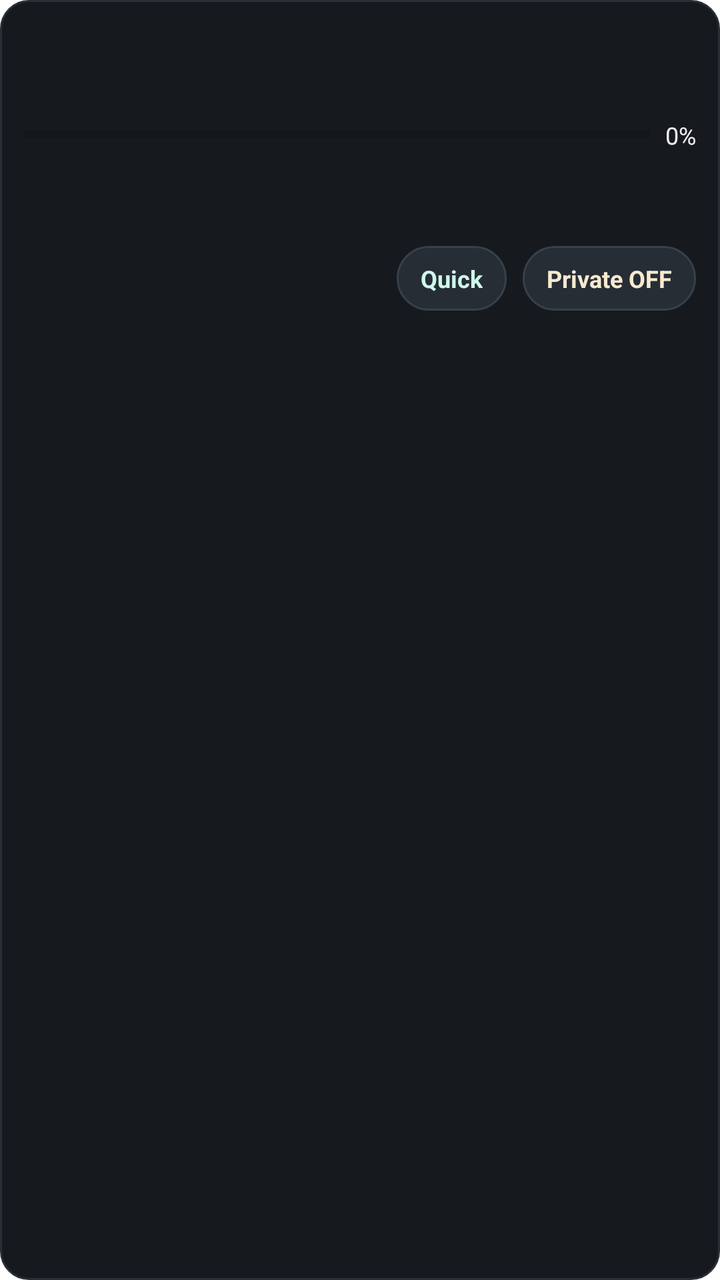
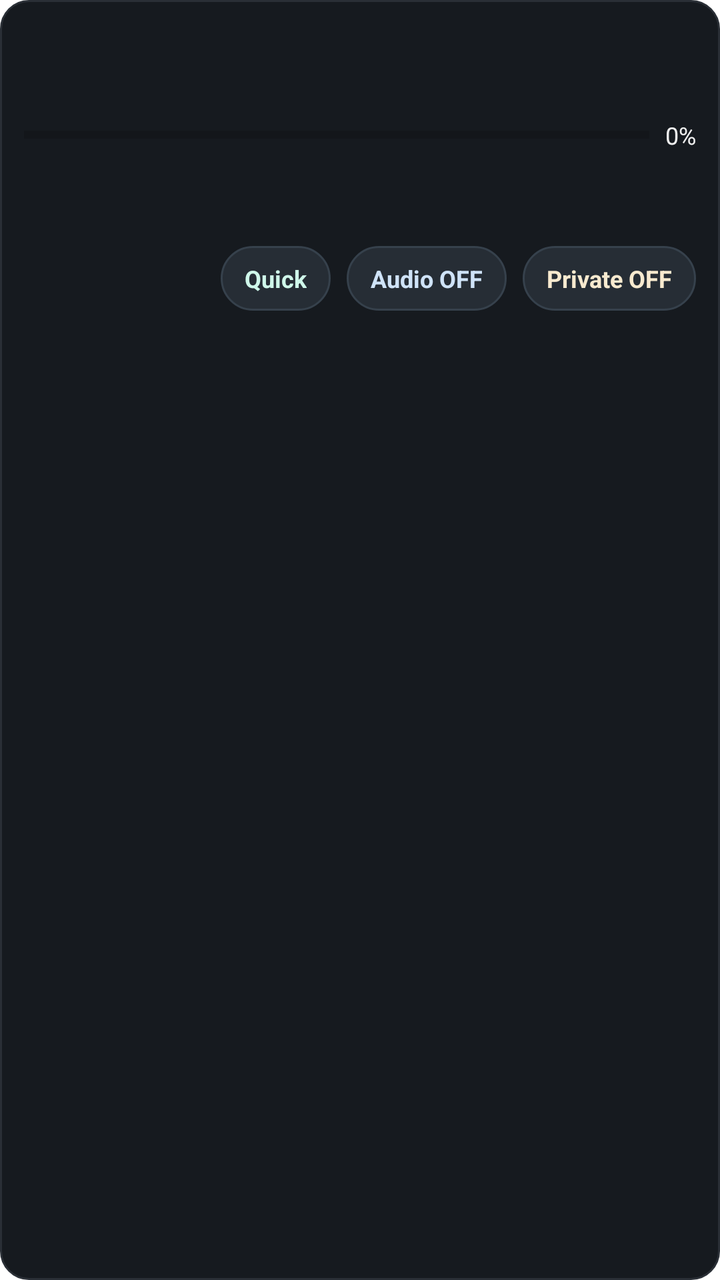

The first picture is an Android layout as it rendered before a commit; the second is the same layout after the commit. The layout source and the unified diff follow.
<!-- AndroidManifest.xml: fallback theme Theme.MaterialComponents.DayNight.NoActionBar -->
<!-- res/layout/local_downloader_notification_collapsed.xml -->
<?xml version="1.0" encoding="utf-8"?>
<LinearLayout xmlns:android="http://schemas.android.com/apk/res/android"
  android:id="@+id/notification_root"
  android:layout_width="match_parent"
  android:layout_height="wrap_content"
  android:orientation="vertical"
  android:padding="12dp"
  android:background="@drawable/local_downloader_notification_card">

  <TextView
    android:id="@+id/notification_title"
    android:layout_width="match_parent"
    android:layout_height="wrap_content"
    android:textColor="#F7F7F7"
    android:textSize="14sp"
    android:textStyle="bold"
    android:maxLines="1"
    android:ellipsize="end" />

  <TextView
    android:id="@+id/notification_subtitle"
    android:layout_width="match_parent"
    android:layout_height="wrap_content"
    android:layout_marginTop="4dp"
    android:textColor="#D5D5D5"
    android:textSize="12sp"
    android:maxLines="1"
    android:ellipsize="end" />

  <LinearLayout
    android:layout_width="match_parent"
    android:layout_height="wrap_content"
    android:layout_marginTop="8dp"
    android:orientation="horizontal"
    android:gravity="center_vertical">

    <ProgressBar
      android:id="@+id/notification_progress"
      style="?android:attr/progressBarStyleHorizontal"
      android:layout_width="0dp"
      android:layout_height="8dp"
      android:layout_weight="1"
      android:max="100"
      android:progress="0"
      android:progressTint="#4FD1A5"
      android:indeterminateTint="#4FD1A5" />

    <TextView
      android:id="@+id/notification_progress_text"
      android:layout_width="wrap_content"
      android:layout_height="wrap_content"
      android:layout_marginStart="8dp"
      android:textColor="#EFEFEF"
      android:textSize="12sp"
      android:text="0%" />
  </LinearLayout>

  <TextView
    android:id="@+id/notification_queue"
    android:layout_width="match_parent"
    android:layout_height="wrap_content"
    android:layout_marginTop="6dp"
    android:textColor="#BDBDBD"
    android:textSize="11sp"
    android:maxLines="1"
    android:ellipsize="end" />

  <TextView
    android:id="@+id/notification_mode"
    android:layout_width="match_parent"
    android:layout_height="wrap_content"
    android:layout_marginTop="4dp"
    android:textColor="#BDBDBD"
    android:textSize="11sp"
    android:maxLines="1"
    android:ellipsize="end" />

  <LinearLayout
    android:layout_width="match_parent"
    android:layout_height="wrap_content"
    android:layout_marginTop="8dp"
    android:orientation="horizontal"
    android:gravity="end">

    <TextView
      android:id="@+id/notification_action_quick"
      android:layout_width="wrap_content"
      android:layout_height="wrap_content"
      android:background="@drawable/local_downloader_notification_button"
      android:paddingHorizontal="12dp"
      android:paddingVertical="8dp"
      android:text="Quick"
      android:textColor="#CFF8EA"
      android:textSize="12sp"
      android:textStyle="bold" />

    <TextView
      android:id="@+id/notification_action_private"
      android:layout_width="wrap_content"
      android:layout_height="wrap_content"
      android:layout_marginStart="8dp"
      android:background="@drawable/local_downloader_notification_button"
      android:paddingHorizontal="12dp"
      android:paddingVertical="8dp"
      android:text="Private OFF"
      android:textColor="#F8EACF"
      android:textSize="12sp"
      android:textStyle="bold" />
  </LinearLayout>
</LinearLayout>
<!-- resources referenced by this layout -->
<resources>
  <!-- drawable local_downloader_notification_button (drawable) -->
  <?xml version="1.0" encoding="utf-8"?>
  <shape xmlns:android="http://schemas.android.com/apk/res/android" android:shape="rectangle">
    <solid android:color="#262D35" />
    <corners android:radius="999dp" />
    <stroke android:width="1dp" android:color="#36414C" />
  </shape>
  <!-- drawable local_downloader_notification_card (drawable) -->
  <?xml version="1.0" encoding="utf-8"?>
  <shape xmlns:android="http://schemas.android.com/apk/res/android" android:shape="rectangle">
    <solid android:color="#161A1F" />
    <corners android:radius="14dp" />
    <stroke android:width="1dp" android:color="#2A2F36" />
  </shape>
</resources>

<!-- the commit's change to res/layout/local_downloader_notification_collapsed.xml (unified diff, before → after) -->
@@ -89,8 +89,21 @@
       android:background="@drawable/local_downloader_notification_button"
       android:paddingHorizontal="12dp"
       android:paddingVertical="8dp"
-      android:text="Quick"
+      android:text="@string/ldl_action_quick"
       android:textColor="#CFF8EA"
+      android:textSize="12sp"
+      android:textStyle="bold" />
+
+    <TextView
+      android:id="@+id/notification_action_audio"
+      android:layout_width="wrap_content"
+      android:layout_height="wrap_content"
+      android:layout_marginStart="8dp"
+      android:background="@drawable/local_downloader_notification_button"
+      android:paddingHorizontal="12dp"
+      android:paddingVertical="8dp"
+      android:text="@string/ldl_audio_off"
+      android:textColor="#CFE3F8"
       android:textSize="12sp"
       android:textStyle="bold" />
 
@@ -102,7 +115,7 @@
       android:background="@drawable/local_downloader_notification_button"
       android:paddingHorizontal="12dp"
       android:paddingVertical="8dp"
-      android:text="Private OFF"
+      android:text="@string/ldl_private_off"
       android:textColor="#F8EACF"
       android:textSize="12sp"
       android:textStyle="bold" />
<!-- resource entries referenced after the edit -->
@@ -14,5 +14,8 @@
     <corners android:radius="14dp" />
     <stroke android:width="1dp" android:color="#2A2F36" />
   </shape>
+  <string name="ldl_action_quick">Quick</string>
+  <string name="ldl_audio_off">Audio OFF</string>
+  <string name="ldl_private_off">Private OFF</string>
 </resources>
 
